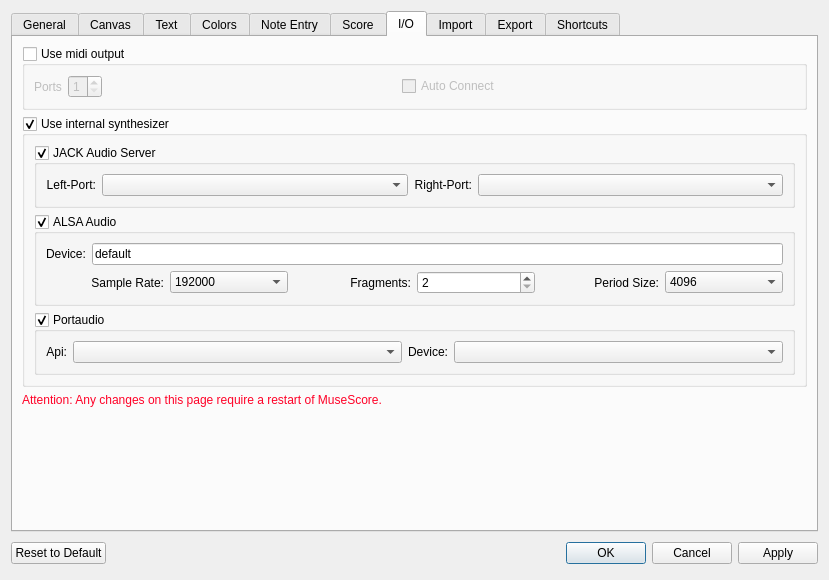
musescore/musescore-old, file mscore/mscore/prefsdialog.ui: the form before one commit.
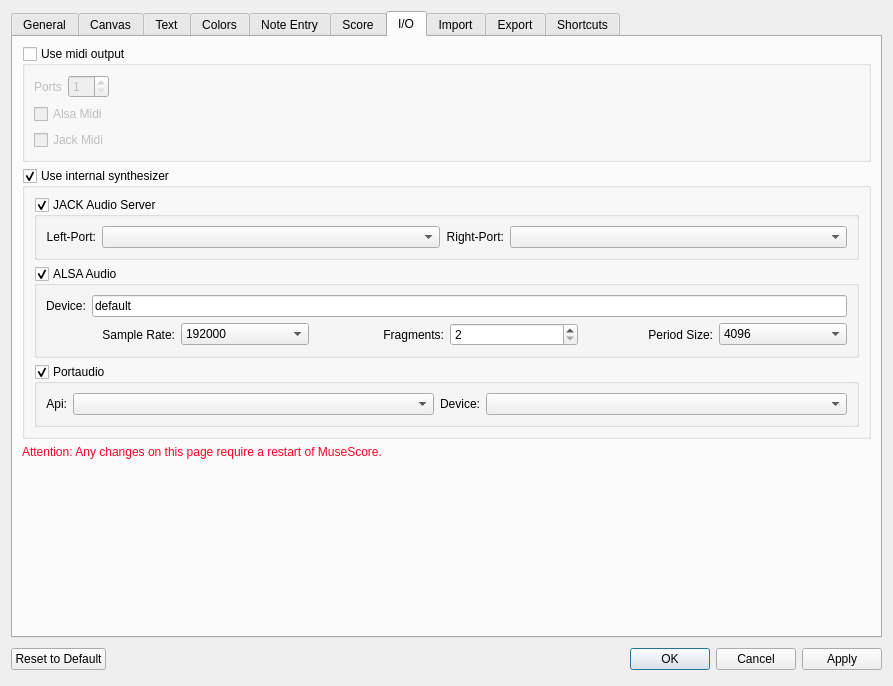
The form after the commit. The open tabs and pages were chosen to show the change. Icons and pictures are not drawn. Custom widgets are drawn as their Qt base class.

What changed in the file:
```diff
--- a/mscore/mscore/prefsdialog.ui
+++ b/mscore/mscore/prefsdialog.ui
@@ -6,8 +6,8 @@
    <rect>
     <x>0</x>
     <y>0</y>
-    <width>829</width>
-    <height>580</height>
+    <width>893</width>
+    <height>686</height>
    </rect>
   </property>
   <property name="windowTitle">
@@ -1584,7 +1584,12 @@
          <property name="checked">
           <bool>false</bool>
          </property>
-         <layout class="QGridLayout">
+         <layout class="QGridLayout" name="gridLayout_4">
+          <item row="0" column="0">
+           <layout class="QFormLayout" name="formLayout_6">
+            <property name="fieldGrowthPolicy">
+             <enum>QFormLayout::AllNonFixedFieldsGrow</enum>
+            </property>
           <item row="0" column="0">
            <widget class="QLabel" name="label_22">
             <property name="text">
@@ -1605,38 +1610,34 @@
             </property>
            </widget>
           </item>
-          <item row="0" column="2">
-           <spacer>
+           </layout>
+          </item>
+          <item row="0" column="1">
+           <spacer name="horizontalSpacer_4">
             <property name="orientation">
              <enum>Qt::Horizontal</enum>
             </property>
             <property name="sizeHint" stdset="0">
              <size>
-              <width>40</width>
+              <width>705</width>
               <height>20</height>
              </size>
             </property>
            </spacer>
           </item>
-          <item row="0" column="3">
-           <widget class="QCheckBox" name="midiAutoConnect">
+          <item row="1" column="0">
+           <widget class="QCheckBox" name="useAlsaMidi">
             <property name="text">
-             <string>Auto Connect</string>
+             <string>Alsa Midi</string>
             </property>
            </widget>
           </item>
-          <item row="0" column="4">
-           <spacer>
-            <property name="orientation">
-             <enum>Qt::Horizontal</enum>
+          <item row="2" column="0">
+           <widget class="QCheckBox" name="useJackMidi">
+            <property name="text">
+             <string>Jack Midi</string>
             </property>
-            <property name="sizeHint" stdset="0">
-             <size>
-              <width>40</width>
-              <height>20</height>
-             </size>
-            </property>
-           </spacer>
+           </widget>
           </item>
          </layout>
         </widget>
@@ -1976,14 +1977,14 @@
         </widget>
        </item>
        <item>
-        <spacer>
+        <spacer name="verticalSpacer_4">
          <property name="orientation">
           <enum>Qt::Vertical</enum>
          </property>
          <property name="sizeHint" stdset="0">
           <size>
-           <width>561</width>
-           <height>131</height>
+           <width>20</width>
+           <height>40</height>
           </size>
          </property>
         </spacer>
```
Left out of the diff: 2 changed lines with no effect on the pictures. Lines whose indentation alone changed are shown as unchanged.
